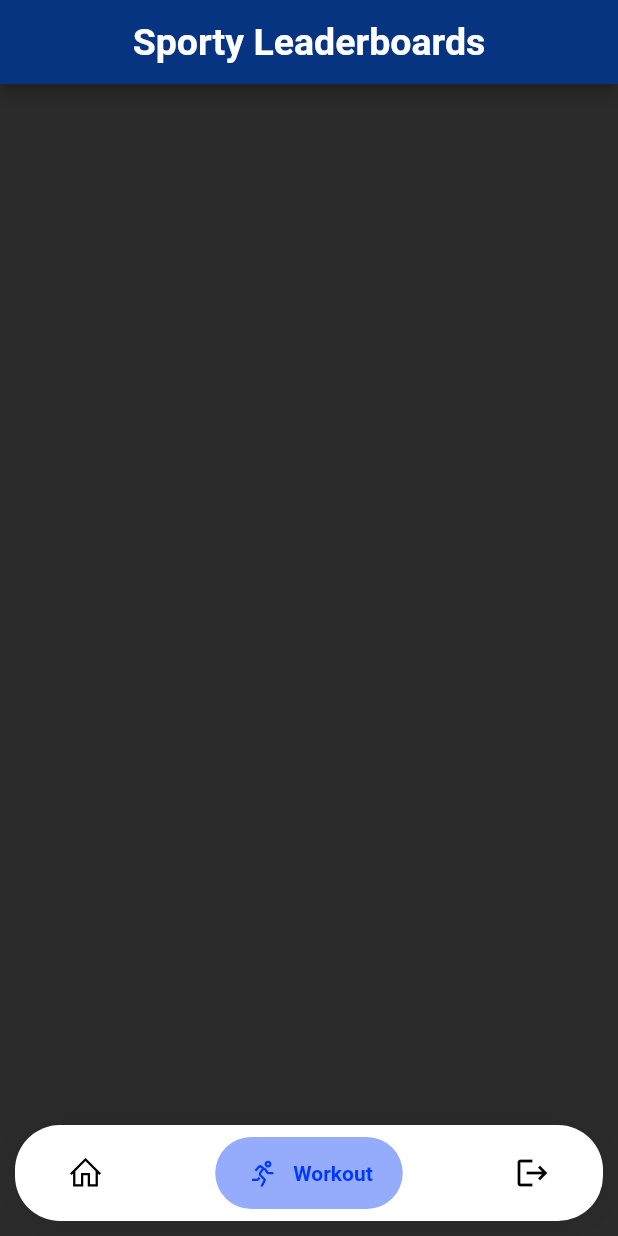
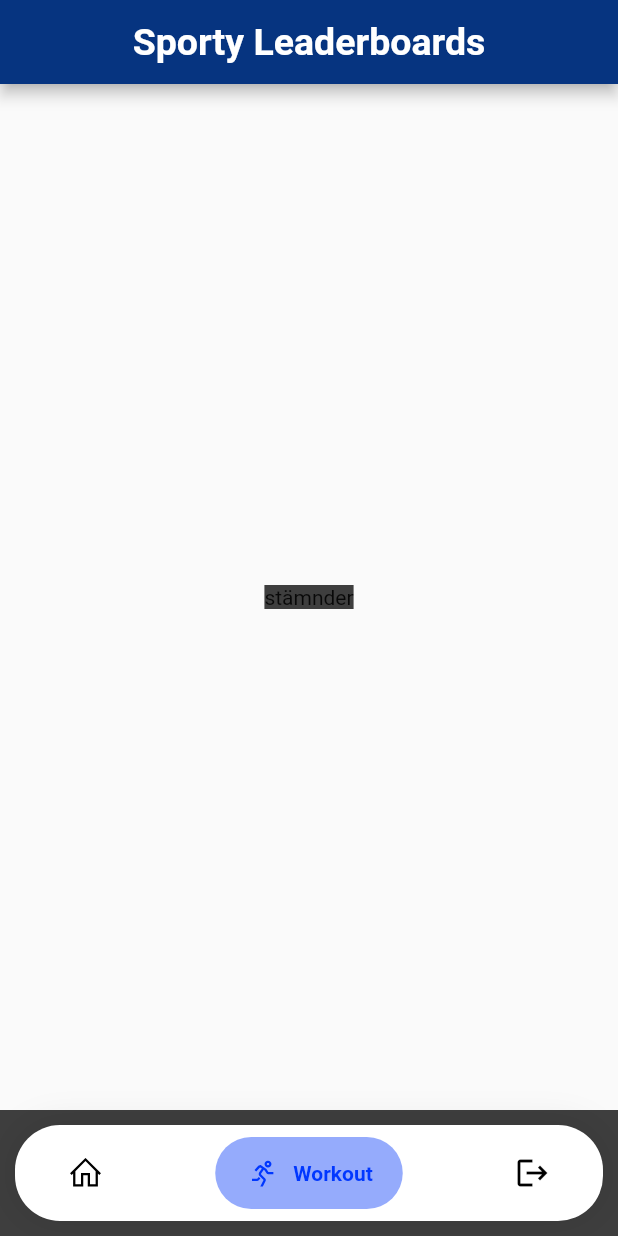
Before and after one commit to MathisBurger/sporty-leaderboards, a Flutter app: the screen it shows after launch, item 2 of the bottom bar chosen, on a phone screen of 412 x 824 dp. Run offline on Flutter 3.47's test engine with Material 2 defaults, Android fonts, the phone set to English and light mode, and no system bars; drawn by our look-alikes of google_nav_bar; our stand-ins replace line_icons.

Commit message:
added new implementation of navbar

```diff
--- a/frontend-mobile/sporty_leaderboards/lib/components/base.dart
+++ b/frontend-mobile/sporty_leaderboards/lib/components/base.dart
@@ -1,17 +1,88 @@
 import 'package:flutter/material.dart';
-import 'package:sporty_leaderboards/components/navbar.dart';
+import 'package:google_nav_bar/google_nav_bar.dart';
+import 'package:line_icons/line_icons.dart';
+import 'package:sporty_leaderboards/routes/dashboard.dart';
+import 'package:sporty_leaderboards/routes/workout.dart';
 
 import 'appbar.dart';
 
-Widget getPageBase(Widget content) {
+class BaseApp extends StatefulWidget {
+  _BaseApp createState() => _BaseApp();
+}
+
+class _BaseApp extends State<BaseApp> {
+
+  int _selectedIndex = 0;
+
+  @override
+  Widget build(BuildContext context) {
+    Widget content;
+
+    switch (_selectedIndex) {
+      case 0:
+        content = new DashboardRoute();
+        break;
+      case 1:
+        content = new WorkoutRoute();
+        break;
+    }
     return Scaffold(
       appBar: getAppbar(),
       body: Center(
         child: Container(
-        color: Color.fromRGBO(43, 43, 43, 1.0),
+          color: Color.fromRGBO(62, 62, 62, 1.0),
           child: content,
         ),
       ),
-    bottomNavigationBar: Navbar(),
+      bottomNavigationBar: Container(
+        color: Color.fromRGBO(62, 62, 62, 1.0),
+        child: Container(
+          margin: EdgeInsets.all(10),
+          decoration: BoxDecoration(color: Colors.white, boxShadow: [
+            BoxShadow(blurRadius: 20, color: Colors.black.withOpacity(.1))
+          ],
+              borderRadius: BorderRadius.all(Radius.circular(30.0)),
+              shape: BoxShape.rectangle
+          ),
+          child: SafeArea(
+            child: Padding(
+              padding: const EdgeInsets.symmetric(horizontal: 15.0, vertical: 8),
+              child: GNav(
+                  rippleColor: Colors.grey[300],
+                  hoverColor: Colors.grey[100],
+                  gap: 8,
+                  activeColor: Color.fromRGBO(
+                      0, 55, 255, 1),
+                  iconSize: 24,
+                  padding: EdgeInsets.symmetric(horizontal: 20, vertical: 12),
+                  duration: Duration(milliseconds: 400),
+                  tabBackgroundColor: Color.fromRGBO(
+                      43, 87, 250, 0.5019607843137255),
+                  tabs: [
+                    GButton(
+                      icon: LineIcons.home,
+                      text: 'Dashboard',
+                    ),
+                    GButton(
+                      icon: LineIcons.running,
+                      text: 'Workout',
+                    ),
+                    GButton(
+                      icon: Icons.logout,
+                      text: 'Logout',
+                    ),
+                  ],
+                  selectedIndex: _selectedIndex,
+                  onTabChange: (index) {
+                    setState(() {
+                      _selectedIndex = index;
+                    });
+                  }),
+            ),
+          ),
+        ),
+      ),
     );
   }
+
+}
--- a/frontend-mobile/sporty_leaderboards/lib/components/navbar.dart
+++ /dev/null
@@ -1,65 +0,0 @@
-import 'package:flutter/material.dart';
-import 'package:cupertino_icons/cupertino_icons.dart';
-import 'package:google_nav_bar/google_nav_bar.dart';
-import 'package:line_icons/line_icons.dart';
-
-class Navbar extends StatefulWidget {
-  _Navbar createState() => _Navbar();
-}
-
-class _Navbar extends State<Navbar> {
-  int _selectedIndex = 0;
-
-  @override
-  Widget build(BuildContext context) {
-    return Container(
-      color: Color.fromRGBO(43, 43, 43, 1.0),
-      child: Container(
-        margin: EdgeInsets.all(10),
-        decoration: BoxDecoration(color: Colors.white, boxShadow: [
-          BoxShadow(blurRadius: 20, color: Colors.black.withOpacity(.1))
-        ],
-            borderRadius: BorderRadius.all(Radius.circular(30.0)),
-            shape: BoxShape.rectangle
-        ),
-        child: SafeArea(
-          child: Padding(
-            padding: const EdgeInsets.symmetric(horizontal: 15.0, vertical: 8),
-            child: GNav(
-                rippleColor: Colors.grey[300],
-                hoverColor: Colors.grey[100],
-                gap: 8,
-                activeColor: Color.fromRGBO(
-                    0, 55, 255, 1),
-                iconSize: 24,
-                padding: EdgeInsets.symmetric(horizontal: 20, vertical: 12),
-                duration: Duration(milliseconds: 400),
-                tabBackgroundColor: Color.fromRGBO(
-                    43, 87, 250, 0.5019607843137255),
-                tabs: [
-                  GButton(
-                    icon: LineIcons.home,
-                    text: 'Dashboard',
-                  ),
-                  GButton(
-                    icon: LineIcons.running,
-                    text: 'Workout',
-                  ),
-                  GButton(
-                    icon: Icons.logout,
-                    text: 'Logout',
-                  ),
-                ],
-                selectedIndex: _selectedIndex,
-                onTabChange: (index) {
-                  setState(() {
-                    _selectedIndex = index;
-                  });
-                }),
-          ),
-        ),
-      ),
-    );
-  }
-
-}
--- a/frontend-mobile/sporty_leaderboards/lib/main.dart
+++ b/frontend-mobile/sporty_leaderboards/lib/main.dart
@@ -1,8 +1,8 @@
 import 'package:flutter/material.dart';
-import 'package:sporty_leaderboards/routes/dashboard.dart';
+import 'components/base.dart';
 
 void main() {
   runApp(MaterialApp(
-      home: DashboardRoute(),
+      home: BaseApp(),
   ));
 }
--- a/frontend-mobile/sporty_leaderboards/lib/routes/dashboard.dart
+++ b/frontend-mobile/sporty_leaderboards/lib/routes/dashboard.dart
@@ -1,5 +1,4 @@
 import 'package:flutter/material.dart';
-import 'package:sporty_leaderboards/components/base.dart';
 
 class DashboardRoute extends StatefulWidget {
   _DashboardRoute createState() => _DashboardRoute();
@@ -8,11 +7,7 @@ class DashboardRoute extends StatefulWidget {
 class _DashboardRoute extends State<DashboardRoute> {
   @override
   Widget build(BuildContext context) {
-      return getPageBase(
-        Container(
-
-        )
-      );
+      return Container();
   }
 
 }
--- /dev/null
+++ b/frontend-mobile/sporty_leaderboards/lib/routes/workout.dart
@@ -0,0 +1,15 @@
+import 'package:flutter/material.dart';
+
+class WorkoutRoute extends StatefulWidget {
+  _WorkoutRoute createState() => _WorkoutRoute();
+}
+
+class _WorkoutRoute extends State<WorkoutRoute> {
+  @override
+  Widget build(BuildContext context) {
+    return Container(
+      child: Text("stämnder")
+    );
+  }
+
+}
```
Lines whose indentation alone changed are shown as unchanged.
